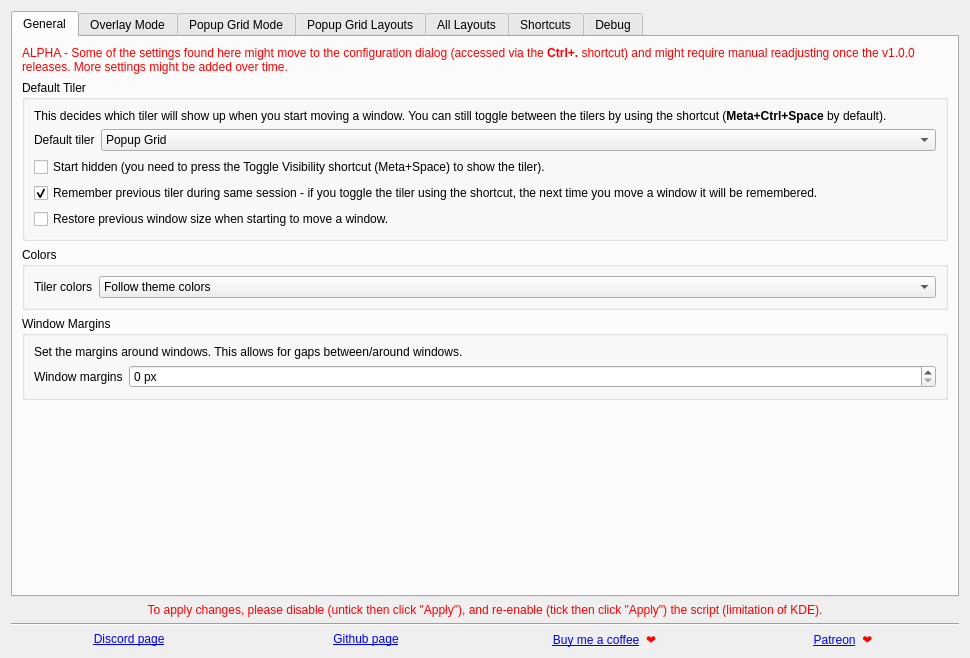
This is src/contents/ui/config.ui in rxappdev/MouseTiler as Qt 5 draws it before an edit. The edited form follows.
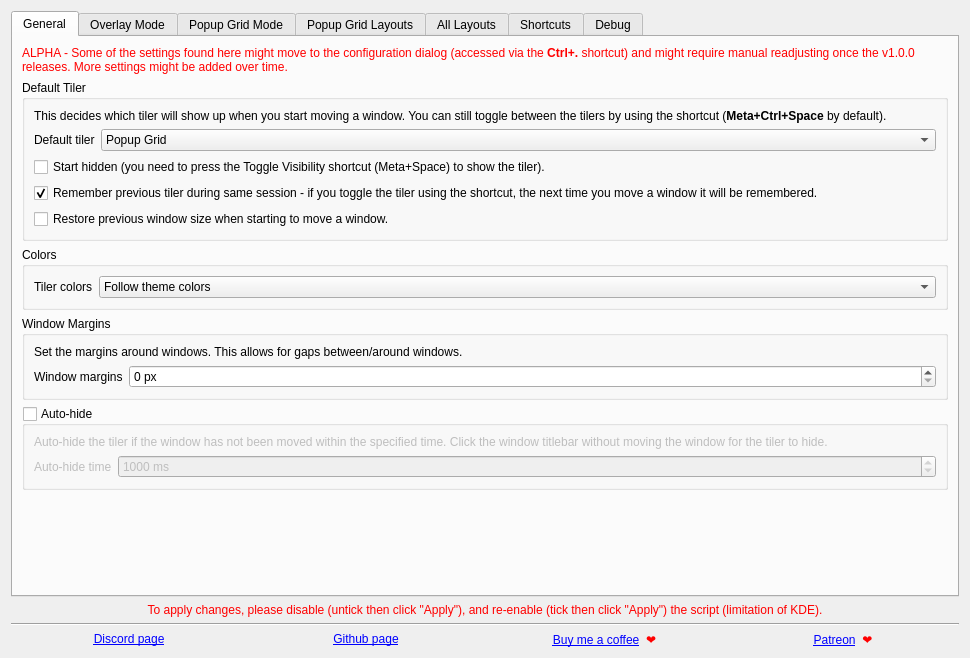
This is the edited form. Icons and pictures are not drawn.

Commit message:
Added tiler auto-hide (disabled by default) - allows for hiding the tiler if window is not moved within a certain time.
Popup Grid - Replaced 1x2 layout with split horizontal layout in the default configuration.
Popup Grid - Fixed a bug with preview hint on multi-monitor setups.

What changed in the file:
```diff
--- a/src/contents/ui/config.ui
+++ b/src/contents/ui/config.ui
@@ -273,6 +273,67 @@
          </layout>
         </widget>
        </item>
+       <item>
+        <widget class="QGroupBox" name="kcfg_autoHide">
+         <property name="title">
+          <string>Auto-hide</string>
+         </property>
+         <property name="checkable">
+          <bool>true</bool>
+         </property>
+         <property name="checked">
+          <bool>false</bool>
+         </property>
+         <layout class="QVBoxLayout" name="verticalLayout_15">
+          <item>
+           <widget class="QLabel" name="label_22">
+            <property name="text">
+             <string>Auto-hide the tiler if the window has not been moved within the specified time. Click the window titlebar without moving the window for the tiler to hide.</string>
+            </property>
+            <property name="wordWrap">
+             <bool>true</bool>
+            </property>
+           </widget>
+          </item>
+          <item>
+           <layout class="QFormLayout" name="formLayout_4">
+            <item row="0" column="0">
+             <widget class="QLabel" name="label_23">
+              <property name="text">
+               <string>Auto-hide time</string>
+              </property>
+             </widget>
+            </item>
+            <item row="0" column="1">
+             <widget class="QSpinBox" name="kcfg_autoHideTime">
+              <property name="sizePolicy">
+               <sizepolicy hsizetype="MinimumExpanding" vsizetype="Fixed">
+                <horstretch>0</horstretch>
+                <verstretch>0</verstretch>
+               </sizepolicy>
+              </property>
+              <property name="suffix">
+               <string> ms</string>
+              </property>
+              <property name="minimum">
+               <number>100</number>
+              </property>
+              <property name="maximum">
+               <number>3000</number>
+              </property>
+              <property name="singleStep">
+               <number>250</number>
+              </property>
+              <property name="value">
+               <number>1000</number>
+              </property>
+             </widget>
+            </item>
+           </layout>
+          </item>
+         </layout>
+        </widget>
+       </item>
        <item>
         <spacer name="verticalSpacer_general">
          <property name="orientation">
```
Left out of the diff: 1 changed line with no effect on the pictures. The commit also changes 5 other files.
